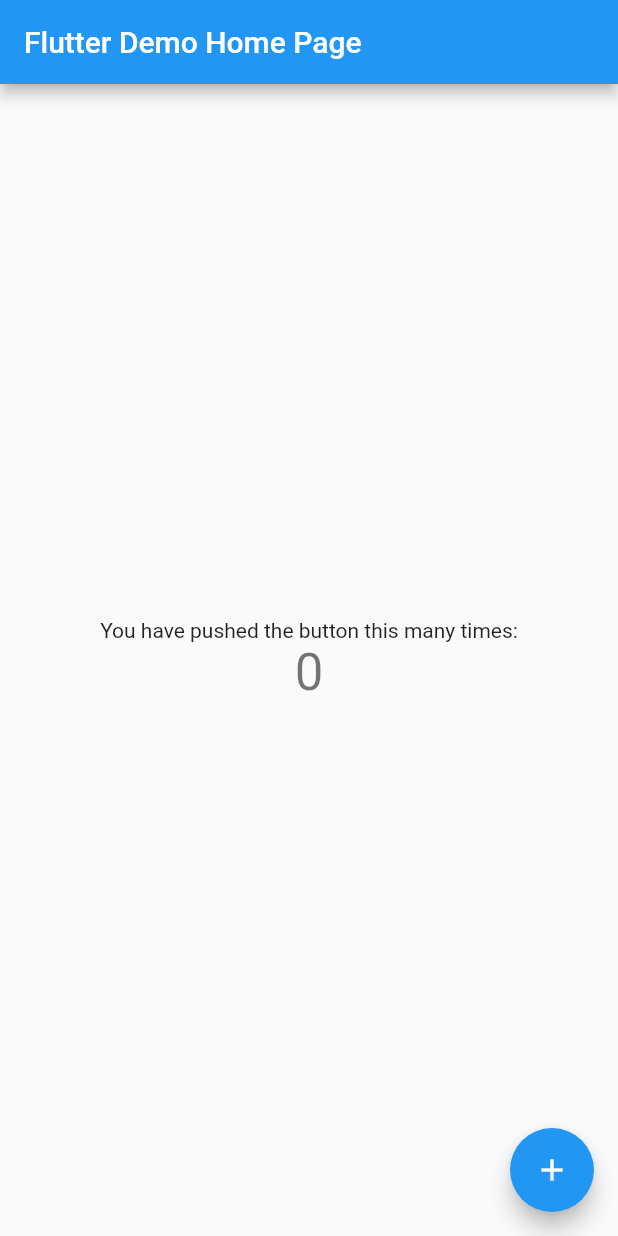
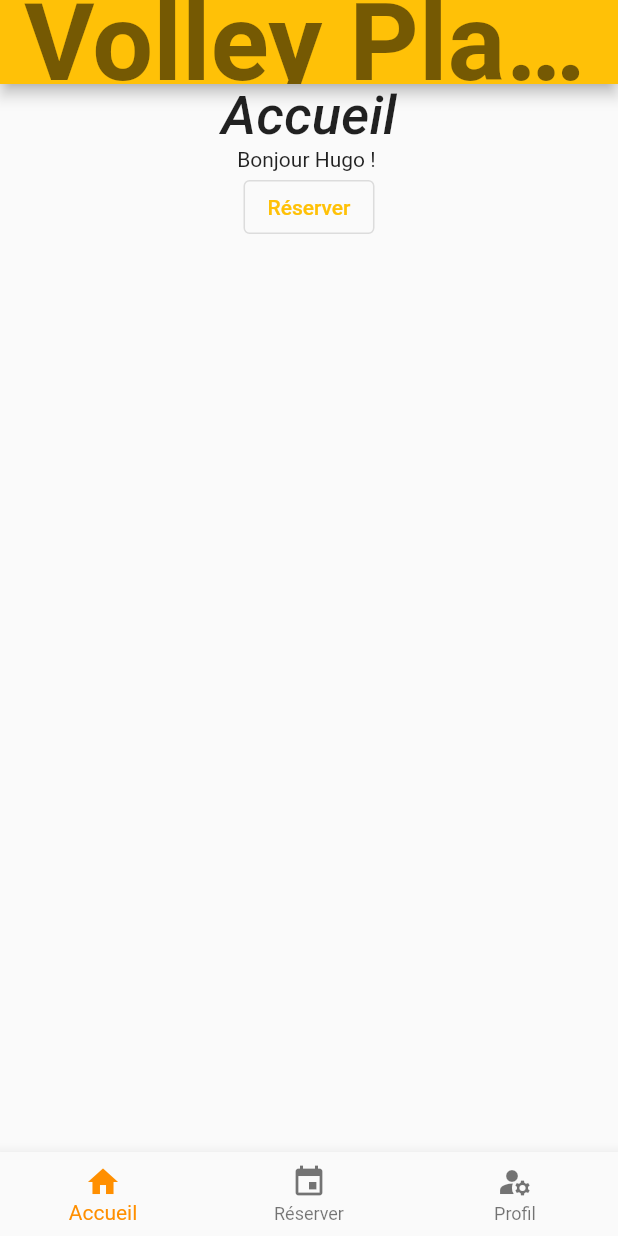
Before and after one commit to hugoblasco/volleyPlanner, a Flutter app: the screen it shows after launch, on a phone screen of 412 x 824 dp. Run offline on Flutter 3.47's test engine with Material 2 defaults, Android fonts, the phone set to English and light mode, and no system bars; Roboto replaces fonts that are missing (Georgia, Hind).

Commit message:
features * navbar * first home page widgets

```diff
--- a/lib/main.dart
+++ b/lib/main.dart
@@ -1,5 +1,6 @@
 import 'package:flutter/material.dart';
 import 'package:volleyplanner/ui/utils/theme.dart';
+import 'package:volleyplanner/ui/view/welcome/welcome_screen.dart';
 
 void main() {
   runApp(const MyApp());
@@ -8,98 +9,14 @@
 class MyApp extends StatelessWidget {
   const MyApp({Key? key}) : super(key: key);
 
-  // This widget is the root of your application.
+  static const String _title = 'Flutter Code Sample';
+
   @override
   Widget build(BuildContext context) {
     return MaterialApp(
-      title: 'Flutter Demo',
+      title: _title,
       theme: ThemeConfig.loadTheme(),
-      home: const MyHomePage(title: 'Flutter Demo Home Page'),
+      home: const WelcomeScreen(),
     );
   }
 }
-
-class MyHomePage extends StatefulWidget {
-  const MyHomePage({Key? key, required this.title}) : super(key: key);
-
-  // This widget is the home page of your application. It is stateful, meaning
-  // that it has a State object (defined below) that contains fields that affect
-  // how it looks.
-
-  // This class is the configuration for the state. It holds the values (in this
-  // case the title) provided by the parent (in this case the App widget) and
-  // used by the build method of the State. Fields in a Widget subclass are
-  // always marked "final".
-
-  final String title;
-
-  @override
-  State<MyHomePage> createState() => _MyHomePageState();
-}
-
-class _MyHomePageState extends State<MyHomePage> {
-  int _counter = 0;
-
-  void _incrementCounter() {
-    setState(() {
-      // This call to setState tells the Flutter framework that something has
-      // changed in this State, which causes it to rerun the build method below
-      // so that the display can reflect the updated values. If we changed
-      // _counter without calling setState(), then the build method would not be
-      // called again, and so nothing would appear to happen.
-      _counter++;
-    });
-  }
-
-  @override
-  Widget build(BuildContext context) {
-    // This method is rerun every time setState is called, for instance as done
-    // by the _incrementCounter method above.
-    //
-    // The Flutter framework has been optimized to make rerunning build methods
-    // fast, so that you can just rebuild anything that needs updating rather
-    // than having to individually change instances of widgets.
-    return Scaffold(
-      appBar: AppBar(
-        // Here we take the value from the MyHomePage object that was created by
-        // the App.build method, and use it to set our appbar title.
-        title: Text(widget.title),
-      ),
-      body: Center(
-        // Center is a layout widget. It takes a single child and positions it
-        // in the middle of the parent.
-        child: Column(
-          // Column is also a layout widget. It takes a list of children and
-          // arranges them vertically. By default, it sizes itself to fit its
-          // children horizontally, and tries to be as tall as its parent.
-          //
-          // Invoke "debug painting" (press "p" in the console, choose the
-          // "Toggle Debug Paint" action from the Flutter Inspector in Android
-          // Studio, or the "Toggle Debug Paint" command in Visual Studio Code)
-          // to see the wireframe for each widget.
-          //
-          // Column has various properties to control how it sizes itself and
-          // how it positions its children. Here we use mainAxisAlignment to
-          // center the children vertically; the main axis here is the vertical
-          // axis because Columns are vertical (the cross axis would be
-          // horizontal).
-          mainAxisAlignment: MainAxisAlignment.center,
-          children: <Widget>[
-            const Text(
-              'You have pushed the button this many times:',
-            ),
-            Text(
-              '$_counter',
-              style: Theme.of(context).textTheme.headline4,
-            ),
-          ],
-        ),
-      ),
-      floatingActionButton: FloatingActionButton(
-        onPressed: _incrementCounter,
-        tooltip: 'Increment',
-        child: const Icon(Icons.add),
-      ), // This trailing comma makes auto-formatting nicer for build methods.
-    );
-  }
-}
--- a/lib/ui/utils/theme.dart
+++ b/lib/ui/utils/theme.dart
@@ -5,16 +5,23 @@
 
   static ThemeData loadTheme() {
     return ThemeData(
-      // This is the theme of your application.
-      //
-      // Try running your application with "flutter run". You'll see the
-      // application has a blue toolbar. Then, without quitting the app, try
-      // changing the primarySwatch below to Colors.green and then invoke
-      // "hot reload" (press "r" in the console where you ran "flutter run",
-      // or simply save your changes to "hot reload" in a Flutter IDE).
-      // Notice that the counter didn't reset back to zero; the application
-      // is not restarted.
-      primarySwatch: Colors.blue,
+
+      primarySwatch: Colors.amber,
+
+      // Define the default brightness and colors.
+      brightness: Brightness.light,
+      primaryColor: Colors.amber,
+
+      // Define the default font family.
+      fontFamily: 'Georgia',
+
+      // Define the default `TextTheme`. Use this to specify the default
+      // text styling for headlines, titles, bodies of text, and more.
+      textTheme: const TextTheme(
+        headline1: TextStyle(fontSize: 72.0, fontWeight: FontWeight.bold),
+        headline6: TextStyle(fontSize: 36.0, fontStyle: FontStyle.italic),
+        bodyText2: TextStyle(fontSize: 14.0, fontFamily: 'Hind'),
+      ),
     );
   }
 
--- /dev/null
+++ b/lib/ui/view/navbar/navbar_screen.dart
@@ -0,0 +1,39 @@
+import 'package:flutter/material.dart';
+
+class NavbarScreen extends StatefulWidget {
+  const NavbarScreen({Key? key}) : super(key: key);
+
+  @override
+  State<NavbarScreen> createState() => _NavbarScreenState();
+}
+
+class _NavbarScreenState extends State<NavbarScreen> {
+  int _selectedIndex = 0;
+
+  @override
+  Widget build(BuildContext context) {
+    return BottomNavigationBar(
+      items: const <BottomNavigationBarItem>[
+        BottomNavigationBarItem(
+          icon: Icon(Icons.home),
+          label: 'Accueil',
+        ),
+        BottomNavigationBarItem(
+          icon: Icon(Icons.event),
+          label: 'Réserver',
+        ),
+        BottomNavigationBarItem(
+          icon: Icon(Icons.manage_accounts),
+          label: 'Profil',
+        ),
+      ],
+      selectedItemColor: Colors.amber[800],
+      currentIndex: _selectedIndex,
+      onTap: (int index) {
+        setState(() {
+          _selectedIndex = index;
+        });
+      },
+    );
+  }
+}
--- /dev/null
+++ b/lib/ui/view/profile/profile_screen.dart
@@ -0,0 +1,19 @@
+import 'package:flutter/material.dart';
+
+class ProfileScreen extends StatelessWidget {
+  const ProfileScreen({Key? key}) : super(key: key);
+
+  @override
+  Widget build(BuildContext context) {
+    return Center(
+      child: Column(
+        children: <Widget>[
+          Text(
+            'Profil',
+            style: Theme.of(context).textTheme.headline1,
+          ),
+        ],
+      ),
+    );
+  }
+}
--- /dev/null
+++ b/lib/ui/view/welcome/welcome_screen.dart
@@ -0,0 +1,34 @@
+import 'package:flutter/material.dart';
+import 'package:volleyplanner/ui/view/welcome/widget/book_button_widget.dart';
+import 'package:volleyplanner/ui/view/welcome/widget/greeting_widget.dart';
+
+import '../navbar/navbar_screen.dart';
+
+class WelcomeScreen extends StatelessWidget {
+  const WelcomeScreen({Key? key}) : super(key: key);
+
+  @override
+  Widget build(BuildContext context) {
+    return Scaffold(
+        appBar: AppBar(
+          title: Text(
+              'Volley Planner',
+            style: Theme.of(context).textTheme.headline1,
+          ),
+        ),
+        body: Center(
+          child: Column(
+            children: <Widget>[
+              Text(
+                'Accueil',
+                style: Theme.of(context).textTheme.headline6,
+              ),
+              const GreetingWidget(),
+              const BookButtonWidget(),
+            ],
+          ),
+        ),
+        bottomNavigationBar: const NavbarScreen()
+    );
+  }
+}
--- /dev/null
+++ b/lib/ui/view/welcome/widget/book_button_widget.dart
@@ -0,0 +1,17 @@
+import 'package:flutter/material.dart';
+
+class BookButtonWidget extends StatelessWidget {
+  const BookButtonWidget({Key? key}) : super(key: key);
+
+  @override
+  Widget build(BuildContext context) {
+    return OutlinedButton(
+      onPressed: onValidate,
+      child: const Text('Réserver'),
+    );
+  }
+
+  void onValidate() {
+    debugPrint("validate");
+  }
+}
--- /dev/null
+++ b/lib/ui/view/welcome/widget/booking_list_widget.dart
@@ -0,0 +1,10 @@
+import 'package:flutter/material.dart';
+
+class BookingList extends StatelessWidget {
+  const BookingList({Key? key}) : super(key: key);
+
+  @override
+  Widget build(BuildContext context) {
+    return Column();
+  }
+}
--- /dev/null
+++ b/lib/ui/view/welcome/widget/greeting_widget.dart
@@ -0,0 +1,19 @@
+import 'package:flutter/material.dart';
+
+class GreetingWidget extends StatelessWidget {
+  const GreetingWidget({Key? key}) : super(key: key);
+
+  final name = "Hugo";
+
+  @override
+  Widget build(BuildContext context) {
+    return Text(
+      "Bonjour " + name + " ! ",
+      style: Theme.of(context).textTheme.bodyText2,
+    );
+  }
+
+  void onValidate() {
+    debugPrint("validate");
+  }
+}
```
Also changed, not shown: lib/ui/view/booking/booking_screen.dart (added), lib/ui/view/welcome/widget/booking_list_item_widget.dart (added).
